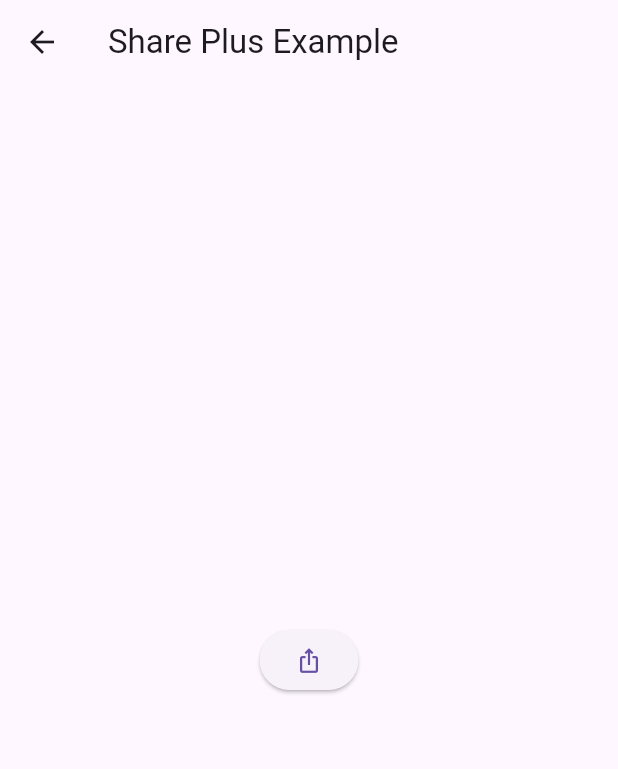
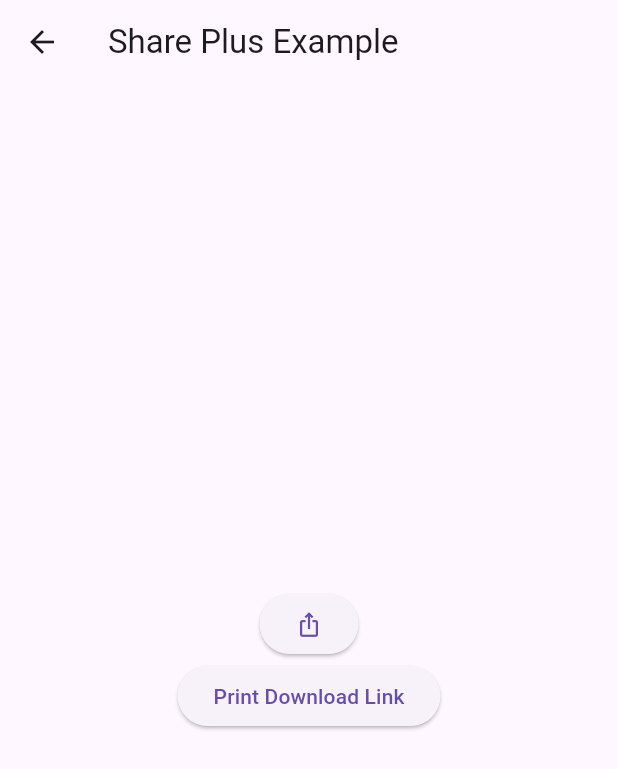
Before and after one commit to KimCookk/flutter_practice_examples, a Flutter app: the HomePage screen opened directly, on a phone screen of 412 x 824 dp. Shown: the top 769 px of the screen. Run offline on Flutter 3.47's test engine with Material 3 defaults, Android fonts, the phone set to English and light mode, and no system bars; our stand-ins replace firebase_core, firebase_remote_config, flutter_datetime_picker_plus, flutter_local_notifications, freezed_annotation, go_router and 4 more; accounts and stored records are empty.

Commit message:
feat(17.share_plus): Firebase remote config 활용 초기 설정 테스트 및 설정 파일 .gitignore 추가

```diff
--- a/lib/examples/17_share_plus/main.dart
+++ b/lib/examples/17_share_plus/main.dart
@@ -1,7 +1,11 @@
+import 'package:firebase_remote_config/firebase_remote_config.dart';
 import 'package:flutter/material.dart';
 import 'package:share_plus/share_plus.dart';
+import 'package:firebase_core/firebase_core.dart';
 
-void main(List<String> args) {
+void main(List<String> args) async {
+  WidgetsFlutterBinding.ensureInitialized();
+  await Firebase.initializeApp();
   runApp(SharePlusApp());
 }
 
@@ -28,13 +32,41 @@ class HomePage extends StatelessWidget {
         title: Text('Share Plus Example'),
       ),
       body: Center(
-        child: ElevatedButton(
-          onPressed: () {
-            Share.share('앱 링크: https://yourapp.com');
-          },
-          child: Icon(Icons.ios_share),
+        child: Column(
+          mainAxisAlignment: MainAxisAlignment.center,
+          children: [
+            ElevatedButton(
+              onPressed: () {
+                Share.share('앱 링크: https://yourapp.com');
+              },
+              child: Icon(Icons.ios_share),
+            ),
+            ElevatedButton(
+              onPressed: () async {
+                try {
+                  final link = await fetchAppDownloadLink();
+                  if (link.isNotEmpty) {
+                    print('앱 링크 : $link');
+                  } else {
+                    ScaffoldMessenger.of(context).showSnackBar(
+                      SnackBar(content: Text('❗ 링크를 가져오지 못했습니다')),
+                    );
+                  }
+                } catch (e) {
+                  print('에러 발생 : $e');
+                }
+              },
+              child: Text('Print Download Link'),
+            )
+          ],
         ),
       ),
     );
   }
+
+  Future<String> fetchAppDownloadLink() async {
+    final remoteConfig = FirebaseRemoteConfig.instance;
+    await remoteConfig.fetchAndActivate();
+    return remoteConfig.getString('app_download_link');
+  }
 }
--- a/pubspec.yaml
+++ b/pubspec.yaml
@@ -45,7 +45,8 @@ dependencies:
   intl: ^0.20.2
   flutter_datetime_picker_plus: ^2.2.0
   share_plus: ^11.0.0
-
+  firebase_core: ^3.13.0
+  firebase_remote_config: ^5.4.3
 
 dev_dependencies:
   flutter_test:
```
Also changed, not shown: 11 other files.
